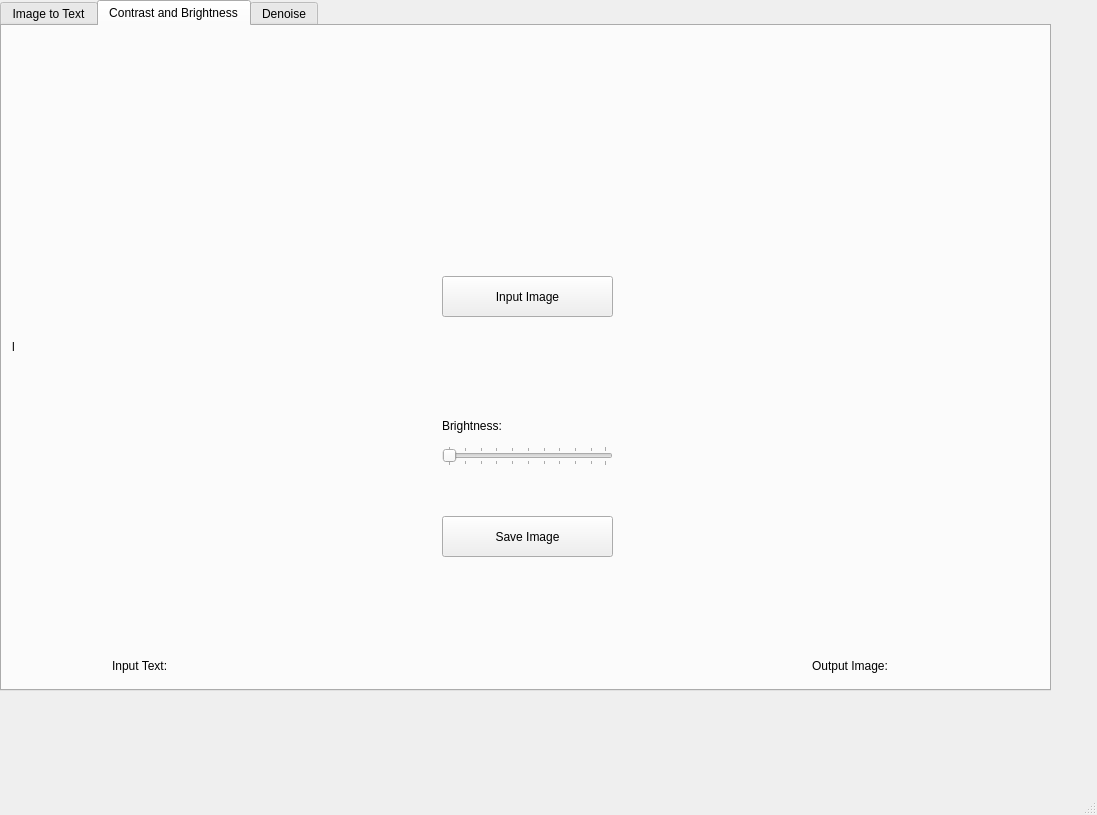
This is convert.ui in 21021653/Image-Processor as Qt 5 draws it before an edit. The edited form follows.
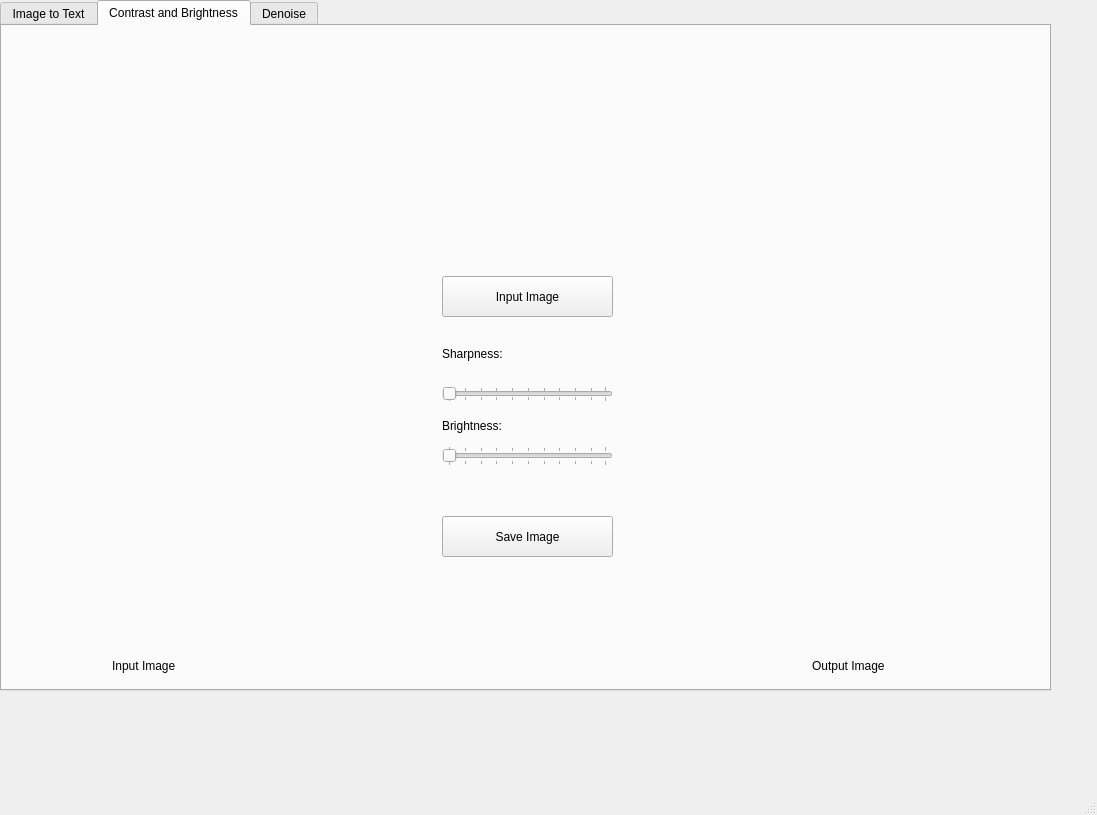
This is the edited form. Icons and pictures are not drawn.

Commit message: Add sharpness slider

Patch:
```diff
--- a/convert.ui
+++ b/convert.ui
@@ -178,7 +178,7 @@
        </rect>
       </property>
       <property name="text">
-       <string>Output Image:</string>
+       <string>Output Image</string>
       </property>
      </widget>
      <widget class="QLabel" name="label_5">
@@ -191,7 +191,7 @@
        </rect>
       </property>
       <property name="text">
-       <string>Input Text: </string>
+       <string>Input Image </string>
       </property>
      </widget>
      <widget class="QLabel" name="label_6">
@@ -245,14 +245,14 @@
      <widget class="QLabel" name="label_15">
       <property name="geometry">
        <rect>
-        <x>10</x>
-        <y>5</y>
+        <x>0</x>
+        <y>0</y>
         <width>411</width>
         <height>631</height>
        </rect>
       </property>
       <property name="text">
-       <string>l</string>
+       <string/>
       </property>
      </widget>
      <widget class="QLabel" name="label_16">
@@ -294,6 +294,35 @@
        <string/>
       </property>
      </widget>
+     <widget class="QSlider" name="horizontalSlider_2">
+      <property name="geometry">
+       <rect>
+        <x>440</x>
+        <y>360</y>
+        <width>171</width>
+        <height>16</height>
+       </rect>
+      </property>
+      <property name="orientation">
+       <enum>Qt::Orientation::Horizontal</enum>
+      </property>
+      <property name="tickPosition">
+       <enum>QSlider::TickPosition::TicksBothSides</enum>
+      </property>
+     </widget>
+     <widget class="QLabel" name="label_13">
+      <property name="geometry">
+       <rect>
+        <x>440</x>
+        <y>320</y>
+        <width>61</width>
+        <height>16</height>
+       </rect>
+      </property>
+      <property name="text">
+       <string>Sharpness:</string>
+      </property>
+     </widget>
     </widget>
     <widget class="QWidget" name="tab_3">
      <attribute name="title">
```
The commit also changes 1 other file.
